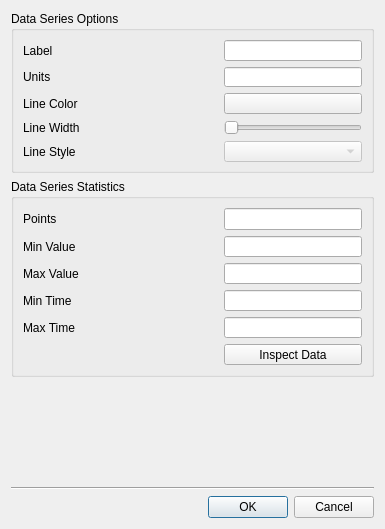
This is lumberjack/curve_editor_dialog.ui in SchrodingersGat/lumberjack as Qt 5 draws it before an edit. The edited form follows.
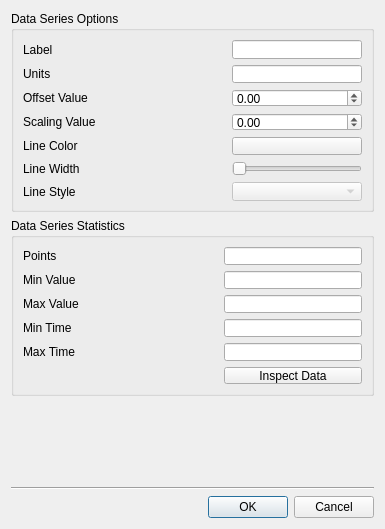
This is the edited form.

Commit message: Apply custom offset and scaling values

```diff
--- a/lumberjack/curve_editor_dialog.ui
+++ b/lumberjack/curve_editor_dialog.ui
@@ -39,55 +39,40 @@
       <string>Data Series Options</string>
      </property>
      <layout class="QGridLayout" name="gridLayout_3">
-      <item row="1" column="0">
-       <widget class="QLabel" name="label_2">
+      <item row="4" column="2">
+       <widget class="QPushButton" name="line_color">
         <property name="text">
-         <string>Units</string>
+         <string/>
         </property>
        </widget>
       </item>
-      <item row="3" column="0">
+      <item row="5" column="2">
+       <widget class="QSlider" name="line_width">
+        <property name="minimum">
+         <number>1</number>
+        </property>
+        <property name="maximum">
+         <number>10</number>
+        </property>
+        <property name="orientation">
+         <enum>Qt::Horizontal</enum>
+        </property>
+       </widget>
+      </item>
+      <item row="5" column="0">
        <widget class="QLabel" name="label_3">
         <property name="text">
          <string>Line Width</string>
         </property>
        </widget>
       </item>
-      <item row="2" column="0">
-       <widget class="QLabel" name="label_5">
-        <property name="text">
-         <string>Line Color</string>
-        </property>
-       </widget>
-      </item>
-      <item row="4" column="0">
-       <widget class="QLabel" name="label_4">
-        <property name="text">
-         <string>Line Style</string>
-        </property>
-       </widget>
-      </item>
-      <item row="4" column="2">
+      <item row="6" column="2">
        <widget class="QComboBox" name="line_style">
         <property name="enabled">
          <bool>false</bool>
         </property>
        </widget>
       </item>
-      <item row="0" column="0">
-       <widget class="QLabel" name="label">
-        <property name="text">
-         <string>Label</string>
-        </property>
-       </widget>
-      </item>
-      <item row="2" column="2">
-       <widget class="QPushButton" name="line_color">
-        <property name="text">
-         <string/>
-        </property>
-       </widget>
-      </item>
       <item row="0" column="2">
        <widget class="QLineEdit" name="label_text">
         <property name="minimumSize">
@@ -98,23 +83,24 @@
         </property>
        </widget>
       </item>
-      <item row="1" column="2">
-       <widget class="QLineEdit" name="units_text"/>
-      </item>
       <item row="3" column="2">
-       <widget class="QSlider" name="line_width">
+       <widget class="QDoubleSpinBox" name="scaling">
         <property name="minimum">
-         <number>1</number>
+         <double>-1000.000000000000000</double>
         </property>
         <property name="maximum">
-         <number>10</number>
+         <double>1000.000000000000000</double>
         </property>
-        <property name="orientation">
-         <enum>Qt::Horizontal</enum>
+       </widget>
+      </item>
+      <item row="3" column="0">
+       <widget class="QLabel" name="label_11">
+        <property name="text">
+         <string>Scaling Value</string>
         </property>
        </widget>
       </item>
-      <item row="0" column="1">
+      <item row="1" column="1">
        <spacer name="horizontalSpacer">
         <property name="orientation">
          <enum>Qt::Horizontal</enum>
@@ -127,6 +113,54 @@
         </property>
        </spacer>
       </item>
+      <item row="1" column="2">
+       <widget class="QLineEdit" name="units_text"/>
+      </item>
+      <item row="4" column="0">
+       <widget class="QLabel" name="label_5">
+        <property name="text">
+         <string>Line Color</string>
+        </property>
+       </widget>
+      </item>
+      <item row="6" column="0">
+       <widget class="QLabel" name="label_4">
+        <property name="text">
+         <string>Line Style</string>
+        </property>
+       </widget>
+      </item>
+      <item row="0" column="0">
+       <widget class="QLabel" name="label">
+        <property name="text">
+         <string>Label</string>
+        </property>
+       </widget>
+      </item>
+      <item row="1" column="0">
+       <widget class="QLabel" name="label_2">
+        <property name="text">
+         <string>Units</string>
+        </property>
+       </widget>
+      </item>
+      <item row="2" column="0">
+       <widget class="QLabel" name="label_12">
+        <property name="text">
+         <string>Offset Value</string>
+        </property>
+       </widget>
+      </item>
+      <item row="2" column="2">
+       <widget class="QDoubleSpinBox" name="offset">
+        <property name="minimum">
+         <double>-100000.000000000000000</double>
+        </property>
+        <property name="maximum">
+         <double>100000.000000000000000</double>
+        </property>
+       </widget>
+      </item>
      </layout>
     </widget>
    </item>
```
The commit also changes 6 other files.
